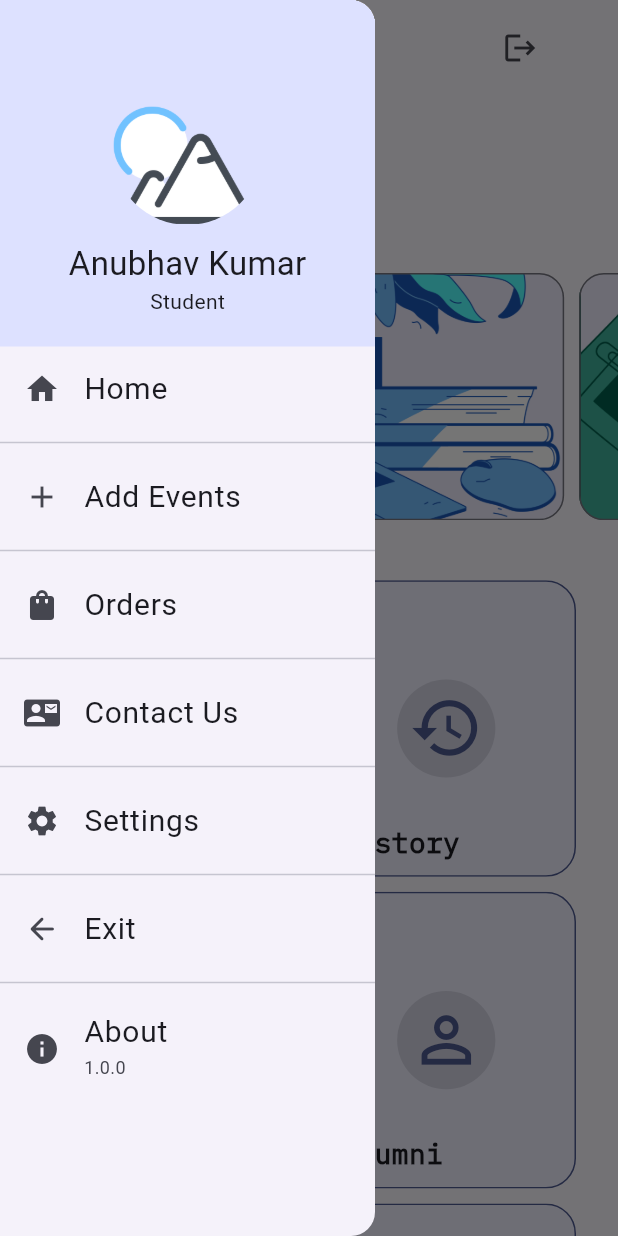
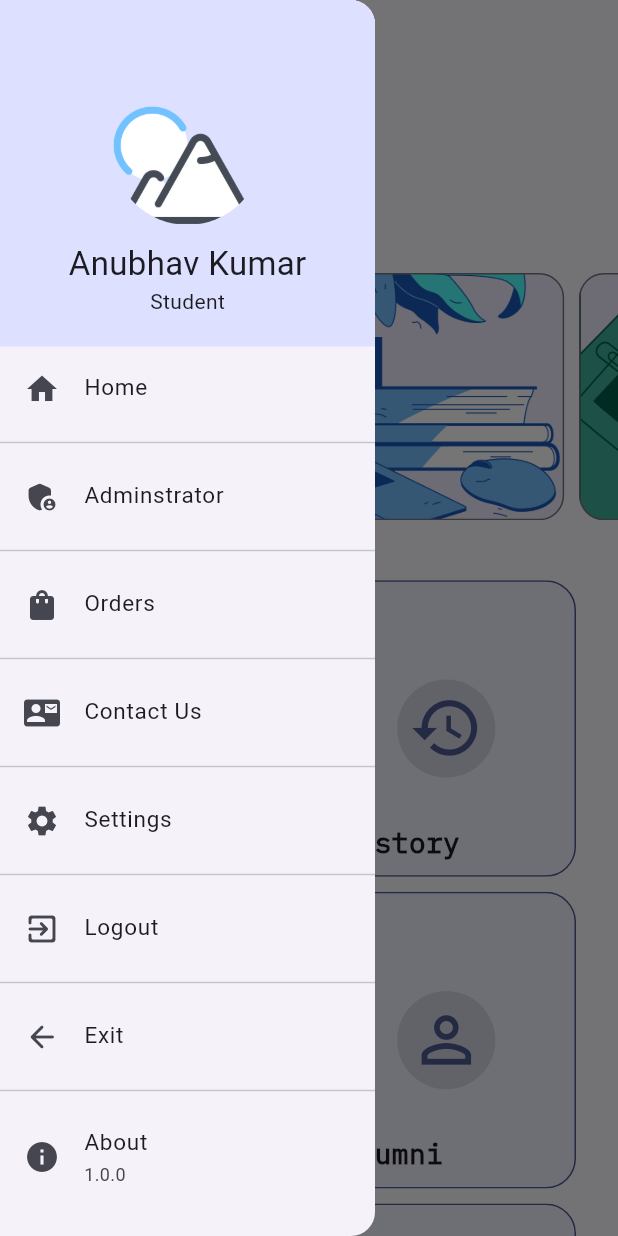
Before and after one commit to Cscreed3131/cliff, a Flutter app: the AppDrawer widget shown alone on an empty page, opened directly, after a tap on "Home", after a tap on the "menu" icon, on a phone screen of 412 x 824 dp. Run offline on Flutter 3.47's test engine with Material 2 defaults, Android fonts, the phone set to English and light mode, and no system bars; drawn by our look-alikes of carousel_slider, dynamic_color; our stand-ins replace cloud_firestore, firebase_auth, firebase_core, firebase_storage, flutter_riverpod, image_picker; accounts and stored records are empty.

Commit message:
fixed issues with signin, added logout to drawer

```diff
--- a/lib/main.dart
+++ b/lib/main.dart
@@ -87,6 +87,7 @@ class MyApp extends StatelessWidget {
             Polls.routeName: (ctx) => const Polls(),
             AdminScreen.routeName: (ctx) => const AdminScreen(),
             CreateEventScreen.routeName: (ctx) => const CreateEventScreen(),
+            HomeScreen.routeName: (ctx) => const HomeScreen(),
           },
         );
       },
--- a/lib/screens/Auth/auth_screen.dart
+++ b/lib/screens/Auth/auth_screen.dart
@@ -38,6 +38,9 @@ class _AuthScreenState extends State<AuthScreen> {
         email: _enteredEmail,
         password: _enteredpassword,
       );
+      setState(() {
+        _isAuthenticating = false;
+      });
     } on FirebaseAuthException catch (error) {
       ScaffoldMessenger.of(context).clearSnackBars();
       ScaffoldMessenger.of(context).showSnackBar(
@@ -168,9 +171,9 @@ class _AuthScreenState extends State<AuthScreen> {
                         },
                       ),
                       const SizedBox(height: 15),
-                      if (_isAuthenticating) const CircularProgressIndicator(),
-                      if (!_isAuthenticating)
-                        Row(
+                      _isAuthenticating
+                          ? const CircularProgressIndicator()
+                          : Row(
                               children: [
                                 Expanded(
                                   child: FilledButton(
@@ -183,7 +186,6 @@ class _AuthScreenState extends State<AuthScreen> {
                                 ),
                               ],
                             ),
-
                       const SizedBox(height: 30),
 
                       //Dont have account text
--- a/lib/screens/home_screen.dart
+++ b/lib/screens/home_screen.dart
@@ -1,4 +1,3 @@
-
 import 'package:cliff/widgets/app_drawer.dart';
 import 'package:cliff/widgets/home_grid_view.dart';
 import 'package:cliff/widgets/image_slider.dart';
@@ -7,6 +6,8 @@ import 'package:flutter/material.dart';
 
 class HomeScreen extends StatelessWidget {
   const HomeScreen({super.key});
+
+  static const routeName = '/home';
 
   @override
   Widget build(BuildContext context) {
@@ -26,22 +27,26 @@ class HomeScreen extends StatelessWidget {
                 icon: const Icon(Icons.menu),
               ),
             ),
-            actions: [
-              IconButton(
-                onPressed: () {
-                  FirebaseAuth.instance.signOut();
-                },
-                icon: const Icon(Icons.logout),
-              ),
-              SizedBox(width: screenWidth * 0.1,),
-            ],
+            // actions: [
+            //   IconButton(
+            //     onPressed: () {
+            //       FirebaseAuth.instance.signOut();
+            //     },
+            //     icon: const Icon(Icons.logout),
+            //   ),
+            //   SizedBox(
+            //     width: screenWidth * 0.1,
+            //   ),
+            // ],
             title: Row(
               children: [
                 CircleAvatar(
                   radius: screenWidth * 0.05,
                   backgroundImage: const AssetImage('assets/images/logo.png'),
                 ),
-                const SizedBox(width: 10,),
+                const SizedBox(
+                  width: 10,
+                ),
                 Text(
                   'Cliff',
                   style: TextStyle(
@@ -70,8 +75,7 @@ class HomeScreen extends StatelessWidget {
                 ),
               ],
             ),
-              )
-          ),
+          )),
         ],
       ),
     );
--- a/lib/widgets/app_drawer.dart
+++ b/lib/widgets/app_drawer.dart
@@ -1,8 +1,8 @@
 import 'package:cliff/screens/Admin/admin_screen.dart';
+import 'package:cliff/screens/home_screen.dart';
 import 'package:firebase_auth/firebase_auth.dart';
 import 'package:flutter/material.dart';
 import 'package:flutter/services.dart';
-
 
 class AppDrawer extends StatefulWidget {
   const AppDrawer({super.key});
@@ -11,7 +11,8 @@ class AppDrawer extends StatefulWidget {
   State<AppDrawer> createState() => _AppDrawerState();
 }
 
-class _AppDrawerState extends State<AppDrawer> with SingleTickerProviderStateMixin {
+class _AppDrawerState extends State<AppDrawer>
+    with SingleTickerProviderStateMixin {
 /*  static Duration duration = const Duration(milliseconds: 300);
   AnimationController? _controller;
   static const double maxSlide = 255;
@@ -77,8 +78,11 @@ class _AppDrawerState extends State<AppDrawer> with SingleTickerProviderStateMix
 
   @override
   Widget build(BuildContext context) {
+    // final screenWidth = MediaQuery.of(context).size.width;
+    // final font15 = screenWidth * 0.038;
     return Drawer(
       width: 250,
+      child: SingleChildScrollView(
         child: Column(
           children: <Widget>[
             Container(
@@ -95,9 +99,12 @@ class _AppDrawerState extends State<AppDrawer> with SingleTickerProviderStateMix
                       decoration: BoxDecoration(
                         shape: BoxShape.circle,
                         image: DecorationImage(
-                        image: FirebaseAuth.instance.currentUser!.photoURL != null
-                            ? NetworkImage(FirebaseAuth.instance.currentUser!.photoURL!)
-                            : const AssetImage('assets/images/logo.png') as ImageProvider,
+                          image: FirebaseAuth.instance.currentUser!.photoURL !=
+                                  null
+                              ? NetworkImage(
+                                  FirebaseAuth.instance.currentUser!.photoURL!)
+                              : const AssetImage('assets/images/logo.png')
+                                  as ImageProvider,
                           fit: BoxFit.fill,
                         ),
                       ),
@@ -123,22 +130,23 @@ class _AppDrawerState extends State<AppDrawer> with SingleTickerProviderStateMix
               title: const Text(
                 'Home',
                 style: TextStyle(
-                fontSize: 20,
+                  fontSize: 15,
                 ),
               ),
               onTap: () {
-              Navigator.of(context).pushReplacementNamed('/');
+                Navigator.of(context)
+                    .pushReplacementNamed(HomeScreen.routeName);
               },
             ),
             const Divider(),
             ListTile(
               leading: const Icon(
-              Icons.add,
+                Icons.admin_panel_settings_rounded,
               ),
               title: const Text(
-              'Add Events',
+                'Adminstrator',
                 style: TextStyle(
-                fontSize: 20,
+                  fontSize: 15,
                 ),
               ),
               onTap: () {
@@ -153,7 +161,7 @@ class _AppDrawerState extends State<AppDrawer> with SingleTickerProviderStateMix
               title: const Text(
                 'Orders',
                 style: TextStyle(
-                fontSize: 20,
+                  fontSize: 15,
                 ),
               ),
               onTap: () {},
@@ -166,7 +174,7 @@ class _AppDrawerState extends State<AppDrawer> with SingleTickerProviderStateMix
               title: const Text(
                 'Contact Us',
                 style: TextStyle(
-                fontSize: 20,
+                  fontSize: 15,
                 ),
               ),
               onTap: () {},
@@ -179,10 +187,75 @@ class _AppDrawerState extends State<AppDrawer> with SingleTickerProviderStateMix
               title: const Text(
                 'Settings',
                 style: TextStyle(
+                  fontSize: 15,
+                ),
+              ),
+              onTap: () {},
+            ),
+            const Divider(),
+            ListTile(
+              leading: const Icon(
+                Icons.exit_to_app_rounded,
+              ),
+              title: const Text(
+                'Logout',
+                style: TextStyle(
+                  fontSize: 15,
+                ),
+              ),
+              onTap: () {
+                try {
+                  showDialog(
+                    context: context,
+                    builder: (context) {
+                      return AlertDialog(
+                        title: const Text(
+                          'Alert',
+                        ),
+                        content: const Text(
+                          'Are you sure you want to Sign-out',
+                        ),
+                        actions: [
+                          TextButton(
+                            child: const Text(
+                              'Yes',
+                              style: TextStyle(
+                                fontFamily: 'IBMPlexMono',
                                 fontSize: 20,
                               ),
                             ),
-            onTap: () {},
+                            onPressed: () async {
+                              Navigator.of(context).pop();
+                              await FirebaseAuth.instance.signOut();
+                            },
+                          ),
+                          TextButton(
+                            child: const Text(
+                              'No',
+                              style: TextStyle(
+                                fontFamily: 'IBMPlexMono',
+                                fontSize: 20,
+                              ),
+                            ),
+                            onPressed: () async {
+                              Navigator.of(context).pop();
+                            },
+                          ),
+                        ],
+                      );
+                    },
+                  );
+                } on FirebaseAuthException catch (error) {
+                  ScaffoldMessenger.of(context).clearSnackBars();
+                  ScaffoldMessenger.of(context).showSnackBar(
+                    SnackBar(
+                      content: Text(
+                        error.message ?? 'You ran into an unexpected error',
+                      ),
+                    ),
+                  );
+                }
+              },
             ),
             const Divider(),
             ListTile(
@@ -192,7 +265,7 @@ class _AppDrawerState extends State<AppDrawer> with SingleTickerProviderStateMix
               title: const Text(
                 'Exit',
                 style: TextStyle(
-                fontSize: 20,
+                  fontSize: 15,
                 ),
               ),
               onTap: () {
@@ -207,7 +280,7 @@ class _AppDrawerState extends State<AppDrawer> with SingleTickerProviderStateMix
               title: const Text(
                 'About',
                 style: TextStyle(
-                fontSize: 20,
+                  fontSize: 15,
                 ),
               ),
               subtitle: const Text(
@@ -220,6 +293,7 @@ class _AppDrawerState extends State<AppDrawer> with SingleTickerProviderStateMix
             ),
           ],
         ),
+      ),
     );
   }
 }
```
Also changed, not shown: lib/screens/Auth/singup_screen.dart (+6 -3 lines). Lines whose indentation alone changed are shown as unchanged.
